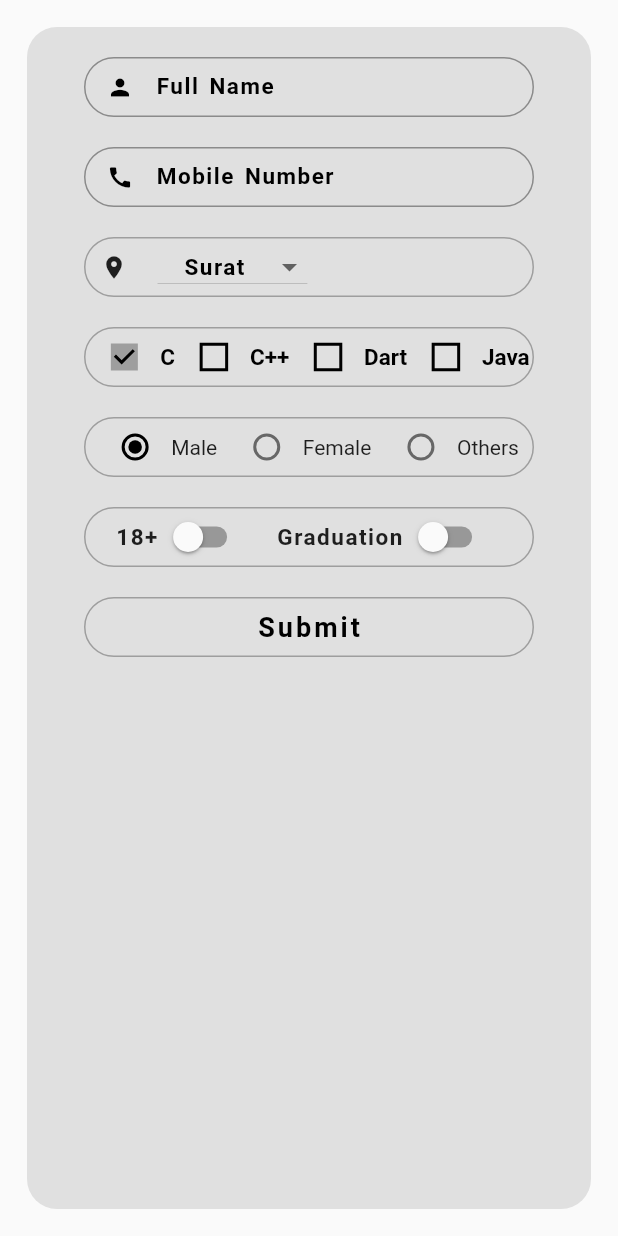
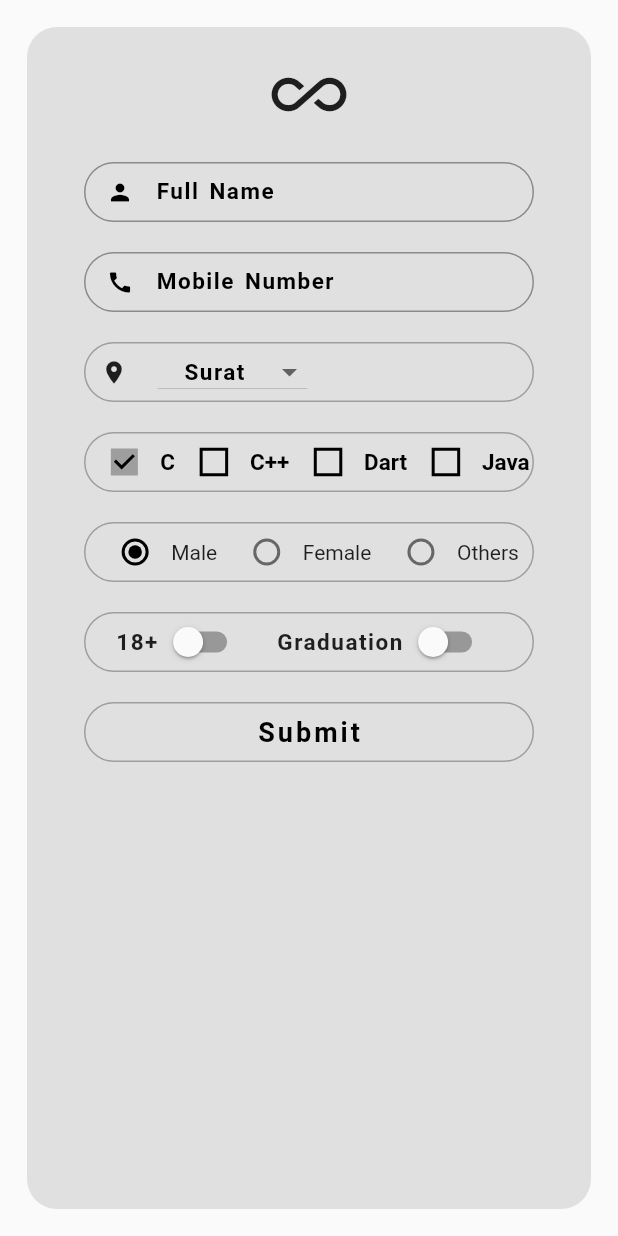
Before and after one commit to theAkHilsarkar18/simple_resume_form, a Flutter app: the screen it shows after launch, on a phone screen of 412 x 824 dp. Run offline on Flutter 3.47's test engine with Material 2 defaults, Android fonts, the phone set to English and light mode, and no system bars.

Commit message:
20-01-2023

```diff
--- a/lib/simpleResume.dart
+++ b/lib/simpleResume.dart
@@ -38,6 +38,8 @@ class _ResumeState extends State<Resume> {
                 SizedBox(
                   height: 20,
                 ),
+                Icon(Icons.all_inclusive,size: 50,),
+                SizedBox(height: 20,),
                 Container(
                   height: 40,
                   width: 300,
```
